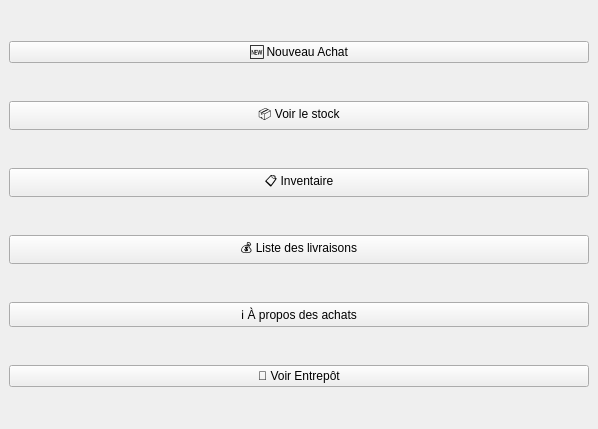
This is mainwindow.ui in Alt68719/projet_achats as Qt 5 draws it before an edit. The edited form follows.
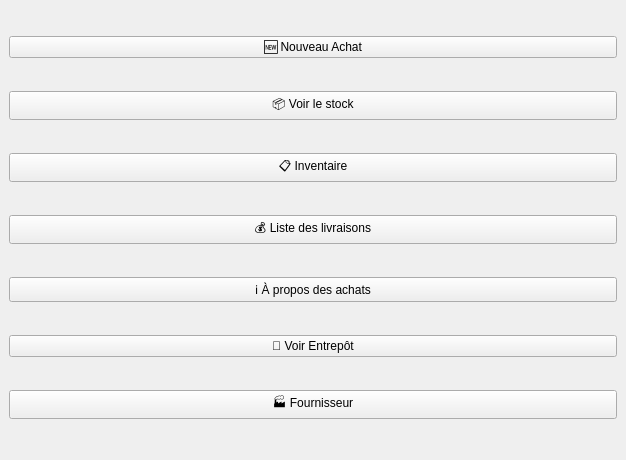
This is the edited form.

```diff
--- a/mainwindow.ui
+++ b/mainwindow.ui
@@ -6,17 +6,23 @@
    <rect>
     <x>0</x>
     <y>0</y>
-    <width>598</width>
-    <height>429</height>
+    <width>626</width>
+    <height>460</height>
    </rect>
   </property>
   <property name="windowTitle">
    <string>Gestion des Achats</string>
   </property>
+  <property name="styleSheet">
+   <string notr="true"/>
+  </property>
   <widget class="QWidget" name="centralwidget">
    <layout class="QVBoxLayout" name="verticalLayout">
     <item>
      <widget class="QPushButton" name="btnNouveauAchat">
+      <property name="styleSheet">
+       <string notr="true"/>
+      </property>
       <property name="text">
        <string>🆕 Nouveau Achat</string>
       </property>
@@ -24,6 +30,9 @@
     </item>
     <item>
      <widget class="QPushButton" name="btnVoirStock">
+      <property name="styleSheet">
+       <string notr="true"/>
+      </property>
       <property name="text">
        <string>📦 Voir le stock</string>
       </property>
@@ -31,6 +40,9 @@
     </item>
     <item>
      <widget class="QPushButton" name="btnInventaire">
+      <property name="styleSheet">
+       <string notr="true"/>
+      </property>
       <property name="text">
        <string>📋 Inventaire</string>
       </property>
@@ -38,6 +50,9 @@
     </item>
     <item>
      <widget class="QPushButton" name="btnListeLivraison">
+      <property name="styleSheet">
+       <string notr="true"/>
+      </property>
       <property name="text">
        <string>💰 Liste des livraisons</string>
       </property>
@@ -45,6 +60,9 @@
     </item>
     <item>
      <widget class="QPushButton" name="btnAPropos">
+      <property name="styleSheet">
+       <string notr="true"/>
+      </property>
       <property name="text">
        <string>ℹ️ À propos des achats</string>
       </property>
@@ -53,11 +71,24 @@
     <!-- Nouveau bouton ajouté -->
     <item>
      <widget class="QPushButton" name="btnVoirEntrepot">
+      <property name="styleSheet">
+       <string notr="true"/>
+      </property>
       <property name="text">
        <string>🏢 Voir Entrepôt</string>
       </property>
      </widget>
     </item>
+    <item>
+     <widget class="QPushButton" name="btnVoirFourniseur">
+      <property name="styleSheet">
+       <string notr="true"/>
+      </property>
+      <property name="text">
+       <string>🏭 Fournisseur</string>
+      </property>
+     </widget>
+    </item>
    </layout>
   </widget>
  </widget>
```
Left out of the diff: 1 changed line with no effect on the pictures.
